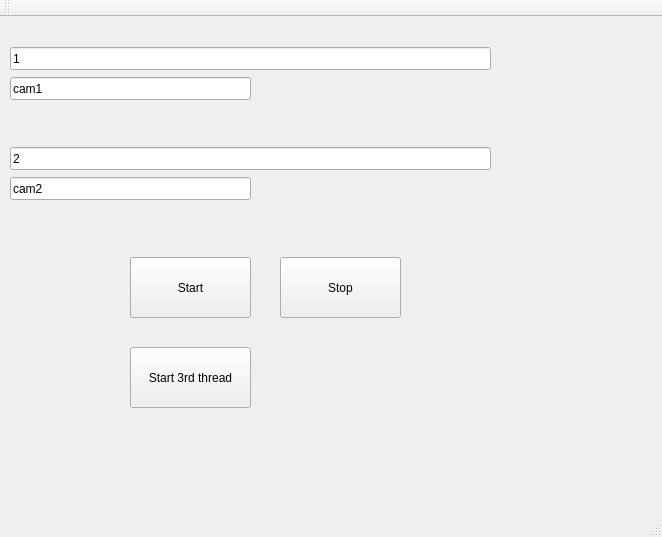
This is mainwindow.ui in AAbramov13/Video-Thread as Qt 5 draws it before an edit. The edited form follows.
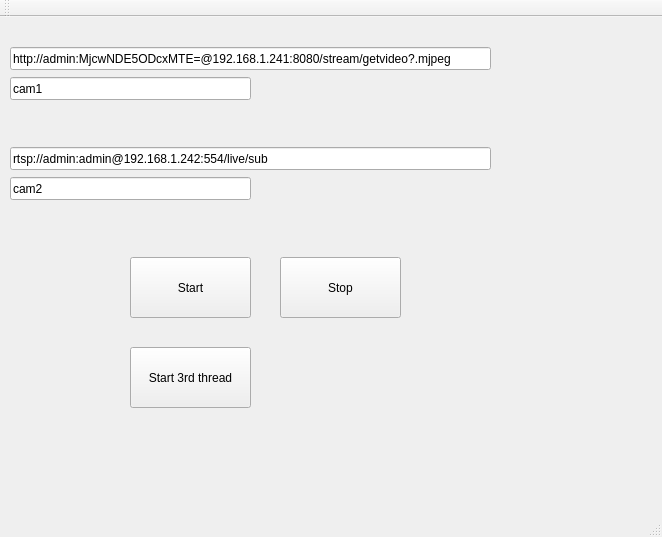
This is the edited form.

What changed in the file:
```diff
--- a/mainwindow.ui
+++ b/mainwindow.ui
@@ -24,7 +24,7 @@
      </rect>
     </property>
     <property name="text">
-     <string>1</string>
+     <string>http://admin:MjcwNDE5ODcxMTE=@192.168.1.241:8080/stream/getvideo?.mjpeg</string>
     </property>
    </widget>
    <widget class="QLineEdit" name="name_cam1">
@@ -50,7 +50,7 @@
      </rect>
     </property>
     <property name="text">
-     <string>2</string>
+     <string>rtsp://admin:admin@192.168.1.242:554/live/sub</string>
     </property>
    </widget>
    <widget class="QLineEdit" name="name_cam2">
```
Left out of the diff: 2 changed lines with no effect on the pictures.
